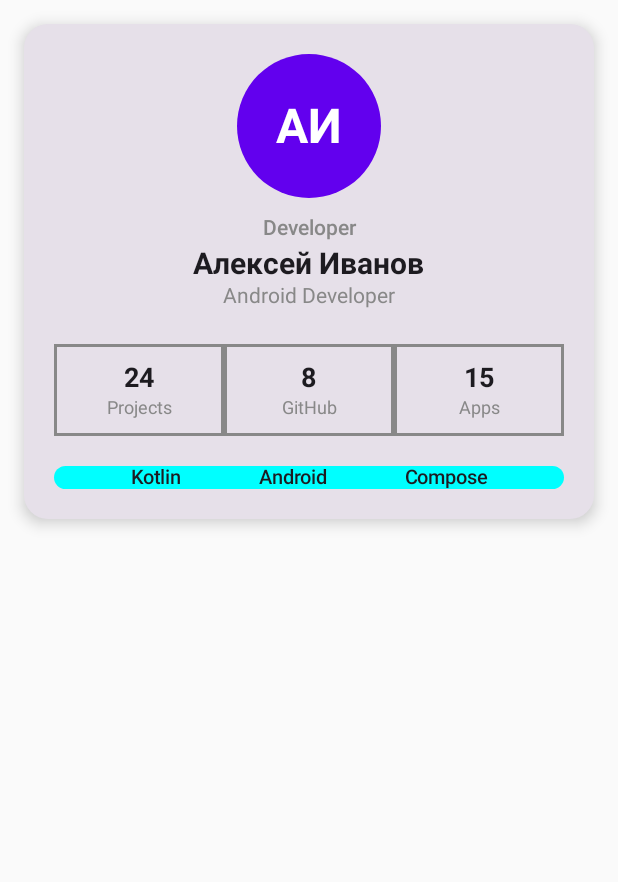
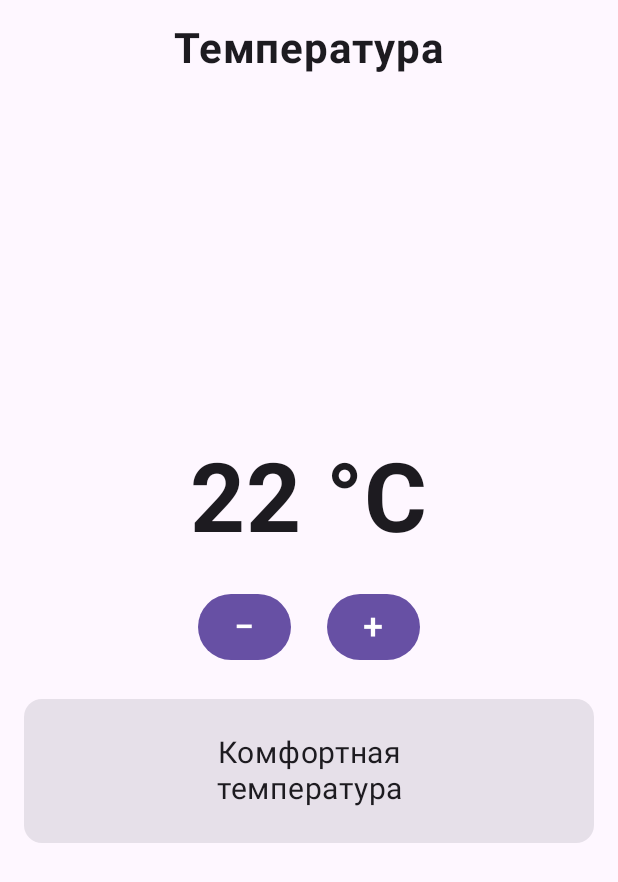
Before and after one commit to barbah1s/FirstApp, an Android app built with Jetpack Compose: the screen it shows after launch (MainActivity), on a phone screen of 412 x 824 dp. Shown: the top 882 px of the screen. Run offline under Robolectric (Android 15) with nearby library versions, the phone set to English and light mode, and no system bars.

Commit message:
Update MainActivity.kt

```diff
--- a/app/src/main/java/com/example/firstapp/MainActivity.kt
+++ b/app/src/main/java/com/example/firstapp/MainActivity.kt
@@ -27,12 +27,23 @@ import androidx.compose.ui.graphics.RectangleShape
 import androidx.activity.ComponentActivity
 import android.os.Bundle
 import androidx.activity.compose.setContent
+import androidx.compose.foundation.layout.*
+import androidx.compose.material3.*
+import androidx.compose.runtime.*
+import androidx.compose.ui.text.style.TextAlign
 
 class MainActivity : ComponentActivity() {
     override fun onCreate(savedInstanceState: Bundle?) {
         super.onCreate(savedInstanceState)
         setContent {
-            ProfileCard()
+            MaterialTheme {
+                Surface(modifier = Modifier.fillMaxSize()) {
+                    //1лаба
+                    //ProfileCard()
+                    //2лаба
+                    TemperatureScreen()
+                }
+            }
         }
     }
 }
@@ -157,3 +168,76 @@ fun Stat(
 fun ProfileCardPreview() {
     ProfileCard()
 }
+
+@Composable
+fun TemperatureScreen() {
+
+    // Текущая температура (начальное значение 22)
+    var temperature by remember { mutableIntStateOf(22) }
+
+    // Текст для Card в зависимости от температуры
+    val statusText = when {
+        temperature < 20 -> "Прохладная\nтемпература"
+        temperature <= 25 -> "Комфортная\nтемпература"
+        else -> "Жаркая\nтемпература"
+    }
+
+    Column(
+        modifier = Modifier
+            .fillMaxSize()
+            .padding(16.dp),
+        horizontalAlignment = Alignment.CenterHorizontally
+    ) {
+
+        // Заголовок
+        Text(
+            text = "Температура",
+            fontSize = 28.sp,
+            fontWeight = FontWeight.Bold
+        )
+
+        Spacer(Modifier.weight(1f))
+
+        // Показ текущего значения
+        Text(
+            text = "$temperature °C",
+            fontSize = 64.sp,
+            fontWeight = FontWeight.Bold
+        )
+
+        Spacer(Modifier.height(24.dp))
+
+        // Кнопки «−» и «+»
+        Row(horizontalArrangement = Arrangement.spacedBy(24.dp)) {
+            Button(
+                onClick = { if (temperature > 16) temperature-- },
+                enabled = temperature > 16
+            ) {
+                Text("−", fontSize = 24.sp)
+            }
+
+            Button(
+                onClick = { if (temperature < 30) temperature++ },
+                enabled = temperature < 30
+            ) {
+                Text("+", fontSize = 24.sp)
+            }
+        }
+
+        Spacer(Modifier.height(24.dp))
+
+        // Card с описанием температуры
+        Card(modifier = Modifier.fillMaxWidth()) {
+            Text(
+                text = statusText,
+                modifier = Modifier
+                    .fillMaxWidth()
+                    .padding(24.dp),
+                textAlign = TextAlign.Center,
+                fontSize = 20.sp
+            )
+        }
+
+        Spacer(Modifier.weight(1f))
+    }
+}
```
